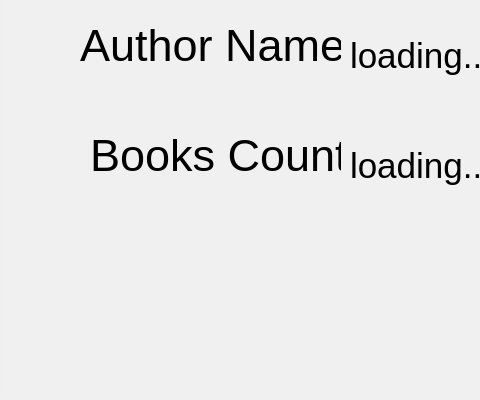
Above: BookClubProject/Users/AuthorDetailDialog.ui from mohammadshirizadeh-sudo/book-club before the change; both pictures show x 0 to 480 and y 200 to 600 of the 1200 by 600 pixel window. Below: the same form after it.
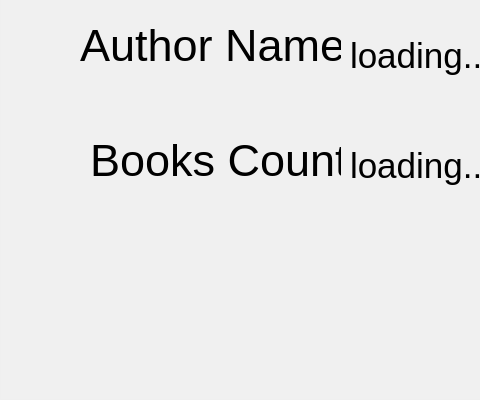
That is the form after the change. Icons and pictures are not drawn.

Diff of the .ui file:
```diff
--- a/BookClubProject/Users/AuthorDetailDialog.ui
+++ b/BookClubProject/Users/AuthorDetailDialog.ui
@@ -64,7 +64,7 @@
       <x>90</x>
       <y>330</y>
       <width>251</width>
-      <height>51</height>
+      <height>61</height>
      </rect>
     </property>
     <property name="styleSheet">
```
Left out of the diff: 2 changed lines with no effect on the pictures.
